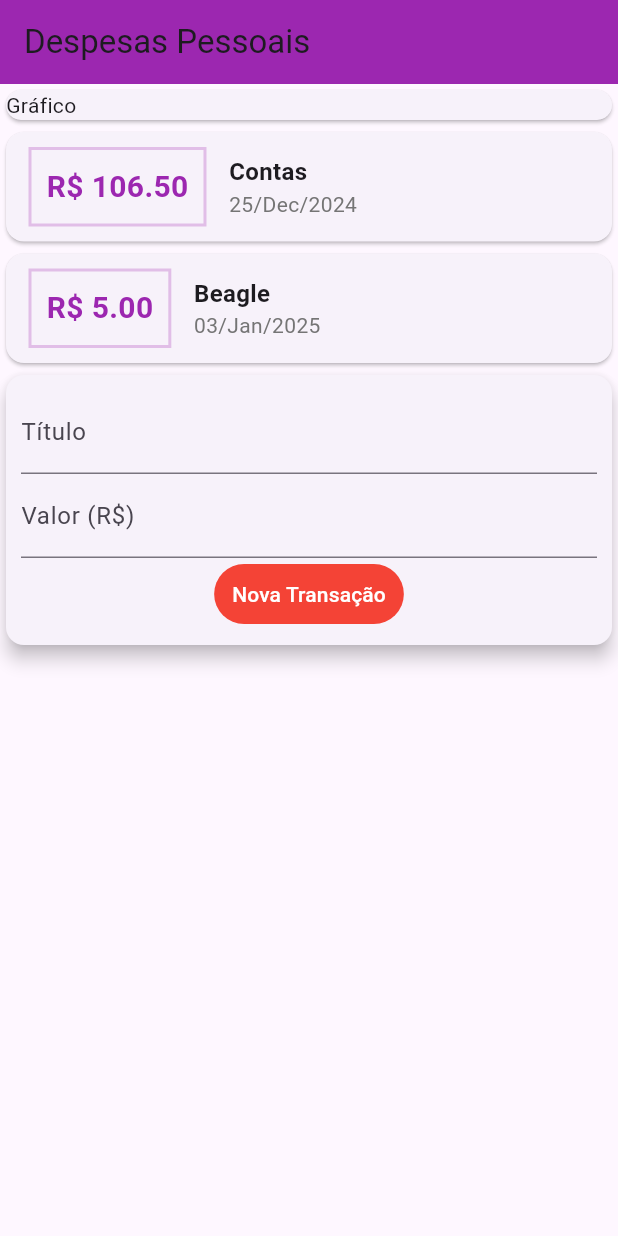
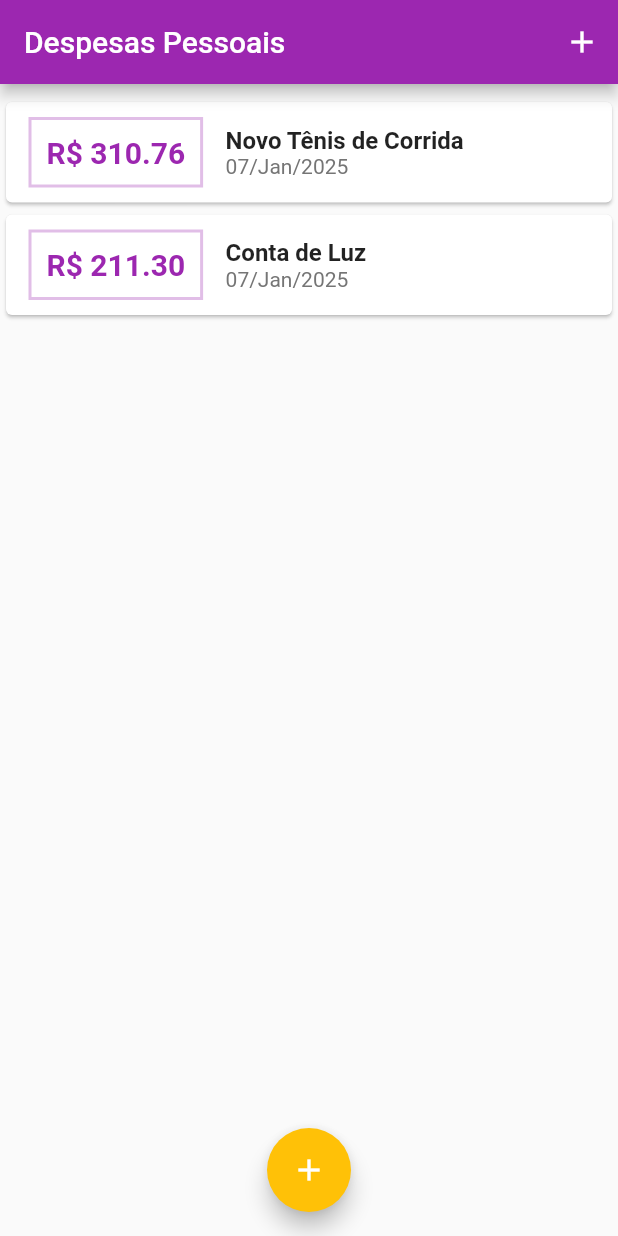
Before and after one commit to LucasRubio/Expenses, a Flutter app: the screen it shows after launch, on a phone screen of 412 x 824 dp. Run offline on Flutter 3.47's test engine with Material 3 defaults, Android fonts, the phone set to English and light mode, and no system bars.

Commit message:
Acertando detalhes

```diff
--- a/lib/components/transaction_form.dart
+++ b/lib/components/transaction_form.dart
@@ -1,12 +1,29 @@
 import 'package:flutter/material.dart';
 
-class TransactionForm extends StatelessWidget {
-  final titleController = TextEditingController();
-  final valueController = TextEditingController();
-
+class TransactionForm extends StatefulWidget {
   final Function(String, double) onSubmit;
 
   TransactionForm(this.onSubmit);
+
+  @override
+  State<TransactionForm> createState() => _TransactionFormState();
+}
+
+class _TransactionFormState extends State<TransactionForm> {
+  final titleController = TextEditingController();
+
+  final valueController = TextEditingController();
+
+  _submitForm() {
+    final title = titleController.text;
+    final value = double.tryParse(valueController.text) ?? 0.0;
+
+    if (title.isEmpty || value <= 0) {
+      return;
+    }
+
+    widget.onSubmit(title, value);
+  }
 
   @override
   Widget build(BuildContext context) {
@@ -17,12 +34,15 @@ class TransactionForm extends StatelessWidget {
         child: Column(children: <Widget>[
           TextField(
             controller: titleController,
+            onSubmitted: (_) => _submitForm(),
             decoration: InputDecoration(
               labelText: 'Título',
             ),
           ),
           TextField(
             controller: valueController,
+            keyboardType: TextInputType.numberWithOptions(decimal: true),
+            onSubmitted: (_) => _submitForm(),
             decoration: InputDecoration(
               labelText: 'Valor (R\$)',
             ),
@@ -39,12 +59,7 @@ class TransactionForm extends StatelessWidget {
                 Colors.red.shade500,
               ),
             ),
-            onPressed: () {
-              final title = titleController.text;
-              final value = double.tryParse(valueController.text) ?? 0.0;
-
-              onSubmit(title, value);
-            },
+            onPressed: _submitForm,
           )
         ]),
       ),
--- a/lib/components/transaction_list.dart
+++ b/lib/components/transaction_list.dart
@@ -9,8 +9,12 @@ class TransactionList extends StatelessWidget {
 
   @override
   Widget build(BuildContext context) {
-    return Column(
-      children: transactions.map((tr) {
+    return Container(
+      height: 350,
+      child: ListView.builder(
+        itemCount: transactions.length,
+        itemBuilder: (ctx, index) {
+          final tr = transactions[index];
           return Card(
             child: Row(
               children: <Widget>[
@@ -56,7 +60,8 @@ class TransactionList extends StatelessWidget {
               ],
             ),
           );
-      }).toList(),
+        },
+      ),
     );
   }
 }
--- a/lib/components/transaction_user.dart
+++ /dev/null
@@ -1,54 +0,0 @@
-import 'dart:math';
-
-import 'package:flutter/material.dart';
-import 'transaction_form.dart';
-import 'transaction_list.dart';
-import '../models/transaction.dart';
-
-class TransactionUser extends StatefulWidget {
-  const TransactionUser({super.key});
-
-  @override
-  State<TransactionUser> createState() => _TransactionUserState();
-}
-
-class _TransactionUserState extends State<TransactionUser> {
-
-  final _transactions = [
-    Transaction(
-      id: 't1',
-      title: 'Contas',
-      value: 106.50,
-      date: DateTime( 2024, 12, 25),
-      ),
-      Transaction(
-      id: 't2',
-      title: 'Beagle',
-      value: 5.00,
-      date: DateTime( 2025, 01, 03),
-      ),
-  ];
-
-  _addTransaction(String title, double value) {
-    final newTransaction = Transaction(
-      id: Random().nextDouble().toString(),
-      title: title,
-      value: value,
-      date: DateTime.now(),
-    );
-
-    setState(() {
-      _transactions.add(newTransaction);
-    });
-  }
-
-  @override
-  Widget build(BuildContext context) {
-    return Column(
-      children: <Widget>[
-        TransactionList(_transactions), //Comunicação Direta
-        TransactionForm(_addTransaction), //Comunicação Indireta
-      ],
-    );
-  }
-}
--- a/lib/main.dart
+++ b/lib/main.dart
@@ -1,43 +1,114 @@
-import 'components/transaction_user.dart';
+import 'package:expenses/components/transaction_form.dart';
 import 'package:flutter/material.dart';
+import 'dart:math';
+import 'components/transaction_list.dart';
+import 'models/transaction.dart';
 
-void main(List<String> args) {
-  runApp(ExpensesApp());
-}
+main() => runApp(ExpensesApp());
 
 class ExpensesApp extends StatelessWidget {
-  const ExpensesApp({super.key});
+  ExpensesApp({super.key});
+  final ThemeData tema = ThemeData();
 
   @override
   Widget build(BuildContext context) {
     return MaterialApp(
-      home: MyHomePage(),
+      home: const MyHomePage(),
+      theme: ThemeData(
+        useMaterial3: false,
+        appBarTheme: AppBarTheme(
+          backgroundColor: Colors.purple,
+          foregroundColor: Colors.white,
+        ),
+        colorScheme: ColorScheme.fromSeed(
+          seedColor: Colors.amber,
+          primary: Colors.purple,
+          secondary: Colors.amber,
+        ),
+      ),
     );
   }
 }
 
-class MyHomePage extends StatelessWidget {
+class MyHomePage extends StatefulWidget {
+  const MyHomePage({super.key});
 
+  @override
+  State<MyHomePage> createState() => _MyHomePageState();
+}
+
+class _MyHomePageState extends State<MyHomePage> {
+  final _transactions = [
+    Transaction(
+      id: 't1',
+      title: 'Novo Tênis de Corrida',
+      value: 310.76,
+      date: DateTime.now(),
+    ),
+    Transaction(
+      id: 't2',
+      title: 'Conta de Luz',
+      value: 211.30,
+      date: DateTime.now(),
+    ),
+  ];
+
+  _addTransaction(String title, double value) {
+    final newTransaction = Transaction(
+      id: Random().nextDouble().toString(),
+      title: title,
+      value: value,
+      date: DateTime.now(),
+    );
+
+    setState(() {
+      _transactions.add(newTransaction);
+    });
+
+    Navigator.of(context).pop();
+  }
+
+  _openTransactionFormModal(BuildContext context) {
+    showModalBottomSheet(
+      context: context,
+      builder: (_) {
+        return TransactionForm(_addTransaction);
+      },
+    );
+  }
 
   @override
   Widget build(BuildContext context) {
     return Scaffold(
       appBar: AppBar(
-        backgroundColor: Colors.purple,
-        title:Text('Despesas Pessoais'),
+        title: const Text('Despesas Pessoais'),
+        actions: [
+          IconButton(
+            icon: const Icon(Icons.add),
+            onPressed: () => _openTransactionFormModal(context),
+          ),
+        ],
       ),
-      body: Column(
-        crossAxisAlignment: CrossAxisAlignment.stretch,
-        children: <Widget>[
-          Container(
-            child: Card(
-              child: Text('Gráfico'),
+      body: SingleChildScrollView(
+        child: Column(
+          crossAxisAlignment: CrossAxisAlignment.stretch,
+          children: [
+            const SizedBox(
+              child: Card(
+                color: Colors.blue,
+                elevation: 5,
+                //child: Text('Gráfico'),
+              ),
             ),
-          ),
-          TransactionUser(),
-
-        ],
-      )
+            TransactionList(_transactions),
+          ],
+        ),
+      ),
+      floatingActionButton: FloatingActionButton(
+        child: const Icon(Icons.add),
+        onPressed: () => _openTransactionFormModal(context),
+      ),
+      floatingActionButtonLocation: FloatingActionButtonLocation.centerFloat,
     );
   }
 }
```
Lines whose indentation alone changed are shown as unchanged.
